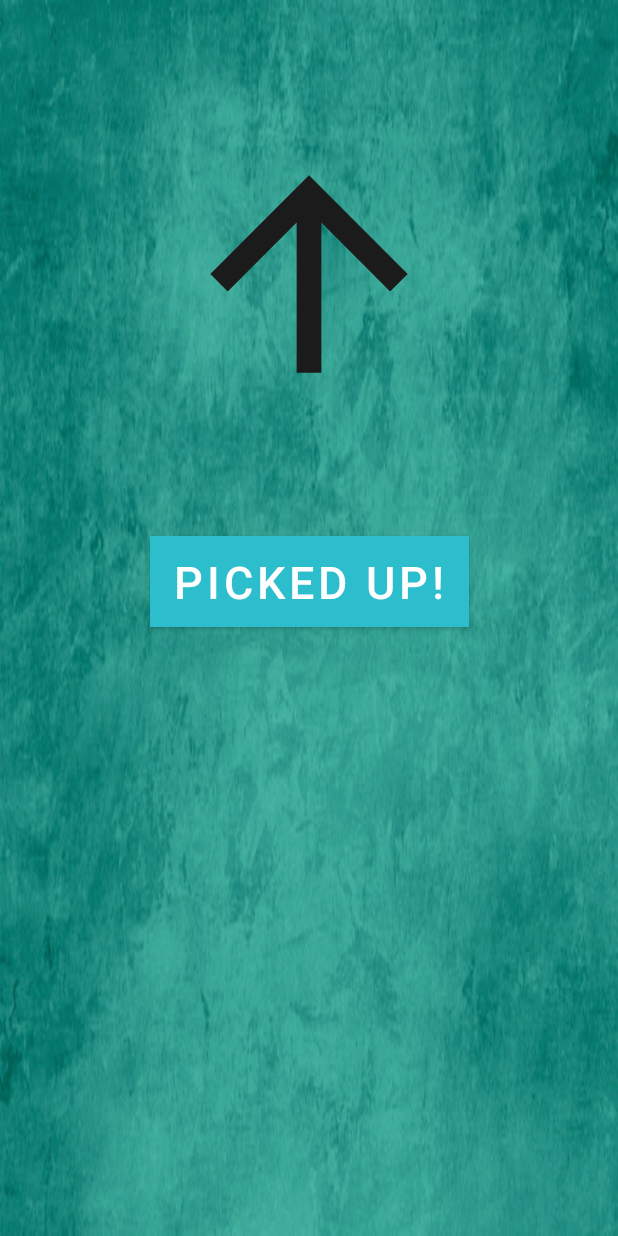
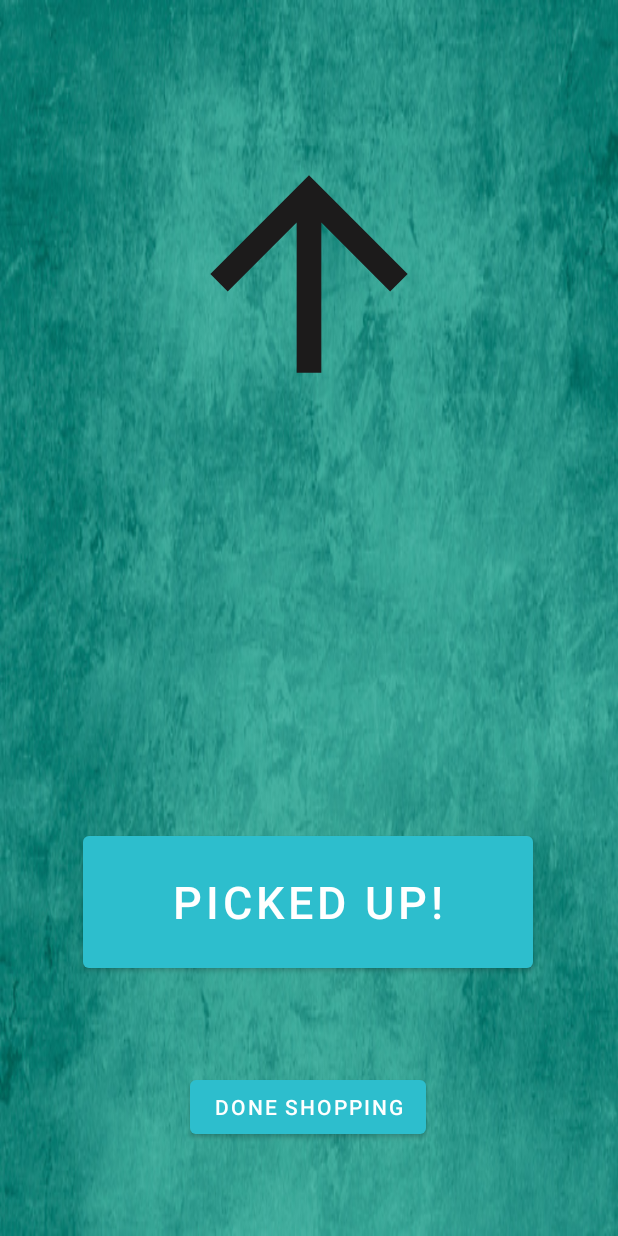
Before and after one commit to EvanGrant/MarketMappingMobileGUI, an Android app: the ShoppingListRoutingPage screen opened directly, with no data from a screen before it, on a phone screen of 412 x 824 dp. Run offline under Robolectric (Android 15) with nearby library versions, the phone set to English and light mode, and no system bars; our stand-ins replace Volley; network calls fail.

Commit message:
Added rudimentary layout for ShoppingListRoutingPage XML. microcommit.

```diff
--- a/app/src/main/res/layout/activity_shopping_list_routing_page.xml
+++ b/app/src/main/res/layout/activity_shopping_list_routing_page.xml
@@ -8,7 +8,7 @@
     android:background="@drawable/tealpatternedbackground">
 
     <ImageView
-        android:id="@+id/imageView2"
+        android:id="@+id/upArrowImageView"
         android:layout_width="197dp"
         android:layout_height="213dp"
         android:layout_marginTop="76dp"
@@ -19,15 +19,30 @@
 
     <Button
         android:id="@+id/pickedButton"
+        android:layout_width="300dp"
+        android:layout_height="100dp"
+        android:layout_marginTop="200dp"
+        android:text="Picked Up!"
+        android:textSize="30sp"
+        app:layout_constraintBottom_toTopOf="@id/doneButton"
+        app:layout_constraintEnd_toEndOf="parent"
+        app:layout_constraintHorizontal_bias="0.495"
+        app:layout_constraintStart_toStartOf="parent"
+        app:layout_constraintTop_toBottomOf="@+id/upArrowImageView"
+        app:layout_constraintVertical_bias="0.649"
+        tools:ignore="TextContrastCheck" />
+
+    <Button
+        android:id="@+id/doneButton"
         android:layout_width="wrap_content"
         android:layout_height="wrap_content"
-        android:layout_marginTop="68dp"
-        android:text="Picked Up!"
-        android:textSize="30sp"
-        android:background="@color/white"
+        android:layout_marginTop="0dp"
+        android:text="Done Shopping"
+        app:layout_constraintBottom_toBottomOf="parent"
         app:layout_constraintEnd_toEndOf="parent"
+        app:layout_constraintHorizontal_bias="0.498"
         app:layout_constraintStart_toStartOf="parent"
-        app:layout_constraintTop_toBottomOf="@+id/imageView2" />
+        app:layout_constraintTop_toBottomOf="@+id/pickedButton" />
 
 
 </androidx.constraintlayout.widget.ConstraintLayout>
```
